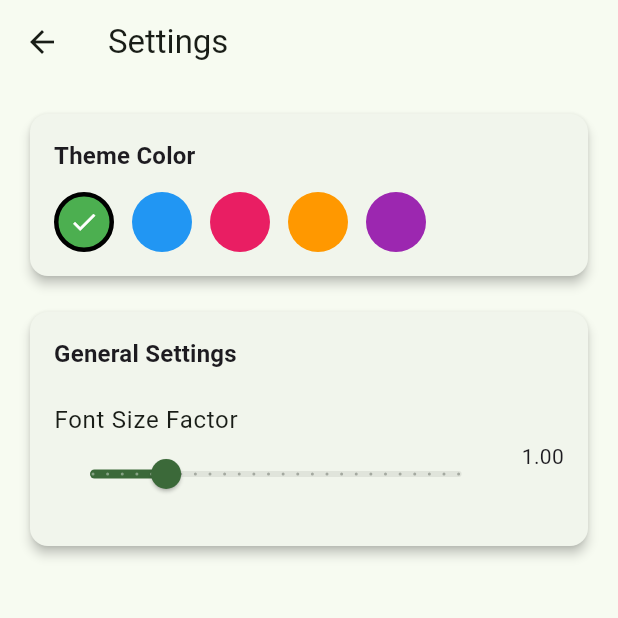
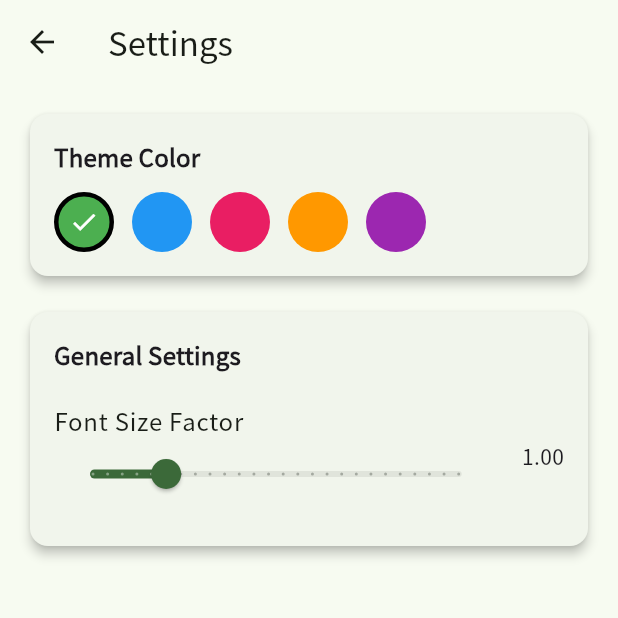
Before and after one commit to xxfttkx/774ch, a Flutter app: the screen it shows after launch, after a tap on the "settings" icon, on a phone screen of 412 x 824 dp, the top half of it. Run offline on Flutter 3.47's test engine with Material 3 defaults, Android fonts, the phone set to English and light mode, and no system bars; our stand-ins replace shared_preferences; missing offline and left inert: charset_converter; network calls fail; Roboto replaces fonts that are missing (NotoSansSC).

Commit message:
fix: initialize Flutter bindings and optimize provider usage in main app

```diff
--- a/lib/main.dart
+++ b/lib/main.dart
@@ -4,11 +4,12 @@ import 'package:provider/provider.dart';
 import 'pages/home_page.dart';
 
 void main() async {
+  WidgetsFlutterBinding.ensureInitialized();
   final settingsViewModel = SettingsViewModel();
   await settingsViewModel.load();
   runApp(
     MultiProvider(
-      providers: [ChangeNotifierProvider(create: (_) => settingsViewModel)],
+      providers: [ChangeNotifierProvider.value(value: settingsViewModel)],
       child: const MyApp(),
     ),
   );
@@ -20,26 +21,19 @@ class MyApp extends StatelessWidget {
   @override
   Widget build(BuildContext context) {
     final settingsViewModel = context.watch<SettingsViewModel>();
-    return ChangeNotifierProvider(
-      create: (context) => MyAppState(),
-      child: MaterialApp(
-        title: '774ch',
-        theme: ThemeData(
-          useMaterial3: true,
-          colorScheme: ColorScheme.fromSeed(
-            seedColor: settingsViewModel.color,
-            // ??const Color.fromARGB(255, 21, 255, 25),
-          ),
-          textTheme: Theme.of(context).textTheme.apply(
-            fontFamily: 'NotoSansSC',
-            fontSizeFactor: settingsViewModel.fontSizeFactor, // 缩放字体大小
-          ),
+
+    return MaterialApp(
+      title: '774ch',
+      theme: ThemeData(
+        useMaterial3: true,
+        colorScheme: ColorScheme.fromSeed(seedColor: settingsViewModel.color),
+        textTheme: Theme.of(context).textTheme.apply(
+          fontFamily: 'NotoSansJP',
+          fontSizeFactor: settingsViewModel.fontSizeFactor,
         ),
-        locale: settingsViewModel.locale, // 如果你支持动态切换语言
-        home: const HomePage(),
       ),
+      locale: settingsViewModel.locale,
+      home: const HomePage(),
     );
   }
 }
-
-class MyAppState extends ChangeNotifier {}
--- a/lib/pages/thread_page.dart
+++ b/lib/pages/thread_page.dart
@@ -57,10 +57,6 @@ class _ThreadPageState extends State<ThreadPage> {
         "uid_text": uidText,
         "body_text": bodyText,
       });
-
-      temp.sort(
-        (a, b) => int.parse(b["post_id"]!).compareTo(int.parse(a["post_id"]!)),
-      );
     }
 
     setState(() {
```
